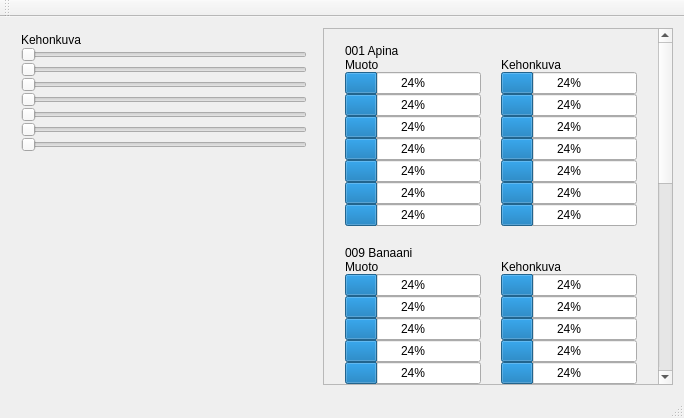
Qt form mainwindow.ui (ismotee/olentoStatistics) before a commit.
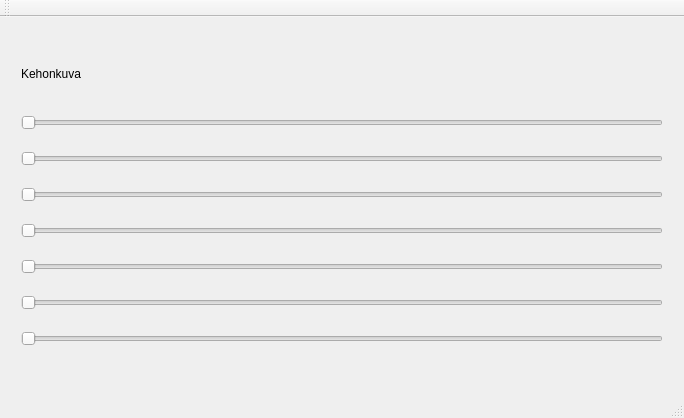
The same form after that commit.

The edit to the form file:
```diff
--- a/mainwindow.ui
+++ b/mainwindow.ui
@@ -16,111 +16,6 @@
   <widget class="QWidget" name="centralWidget">
    <layout class="QGridLayout" name="gridLayout_5">
     <item row="0" column="0">
-     <layout class="QVBoxLayout" name="inputLayout">
-      <property name="spacing">
-       <number>0</number>
-      </property>
-      <property name="sizeConstraint">
-       <enum>QLayout::SetDefaultConstraint</enum>
-      </property>
-      <property name="leftMargin">
-       <number>10</number>
-      </property>
-      <property name="topMargin">
-       <number>5</number>
-      </property>
-      <property name="rightMargin">
-       <number>10</number>
-      </property>
-      <property name="bottomMargin">
-       <number>10</number>
-      </property>
-      <item>
-       <widget class="QLabel" name="inputLabel">
-        <property name="maximumSize">
-         <size>
-          <width>16777215</width>
-          <height>40</height>
-         </size>
-        </property>
-        <property name="text">
-         <string>Kehonkuva</string>
-        </property>
-       </widget>
-      </item>
-      <item>
-       <widget class="QSlider" name="inputSlider">
-        <property name="toolTip">
-         <string>Pää</string>
-        </property>
-        <property name="orientation">
-         <enum>Qt::Horizontal</enum>
-        </property>
-       </widget>
-      </item>
-      <item>
-       <widget class="QSlider" name="inputSlider_2">
-        <property name="toolTip">
-         <string>Hartiat</string>
-        </property>
-        <property name="orientation">
-         <enum>Qt::Horizontal</enum>
-        </property>
-       </widget>
-      </item>
-      <item>
-       <widget class="QSlider" name="inputSlider_3">
-        <property name="toolTip">
-         <string>Rintakehä</string>
-        </property>
-        <property name="orientation">
-         <enum>Qt::Horizontal</enum>
-        </property>
-       </widget>
-      </item>
-      <item>
-       <widget class="QSlider" name="inputSlider_4">
-        <property name="toolTip">
-         <string>Vatsa</string>
-        </property>
-        <property name="orientation">
-         <enum>Qt::Horizontal</enum>
-        </property>
-       </widget>
-      </item>
-      <item>
-       <widget class="QSlider" name="inputSlider_5">
-        <property name="toolTip">
-         <string>Selkä</string>
-        </property>
-        <property name="orientation">
-         <enum>Qt::Horizontal</enum>
-        </property>
-       </widget>
-      </item>
-      <item>
-       <widget class="QSlider" name="inputSlider_6">
-        <property name="toolTip">
-         <string>Kädet</string>
-        </property>
-        <property name="orientation">
-         <enum>Qt::Horizontal</enum>
-        </property>
-       </widget>
-      </item>
-      <item>
-       <widget class="QSlider" name="inputSlider_7">
-        <property name="toolTip">
-         <string>Jalat</string>
-        </property>
-        <property name="orientation">
-         <enum>Qt::Horizontal</enum>
-        </property>
-       </widget>
-      </item>
-     </layout>
-    </item>
-    <item row="1" column="0">
      <spacer name="verticalSpacer_4">
       <property name="orientation">
        <enum>Qt::Vertical</enum>
@@ -136,682 +31,114 @@
       </property>
      </spacer>
     </item>
-    <item row="0" column="1" rowspan="2">
-     <widget class="QScrollArea" name="scrollArea">
-      <property name="minimumSize">
-       <size>
-        <width>350</width>
-        <height>0</height>
-       </size>
-      </property>
-      <property name="widgetResizable">
-       <bool>true</bool>
-      </property>
-      <widget class="QWidget" name="scrollAreaWidgetContents">
-       <property name="geometry">
-        <rect>
-         <x>0</x>
-         <y>0</y>
-         <width>333</width>
-         <height>714</height>
-        </rect>
-       </property>
-       <layout class="QGridLayout" name="gridLayout_3">
-        <item row="8" column="1">
-         <layout class="QGridLayout" name="kappaleView_3">
-          <property name="leftMargin">
-           <number>10</number>
+    <item row="0" column="1">
+     <layout class="QHBoxLayout" name="horizontalLayout">
+      <item>
+       <layout class="QVBoxLayout" name="inputLayout">
+        <property name="spacing">
+         <number>0</number>
+        </property>
+        <property name="sizeConstraint">
+         <enum>QLayout::SetDefaultConstraint</enum>
+        </property>
+        <property name="leftMargin">
+         <number>10</number>
+        </property>
+        <property name="topMargin">
+         <number>5</number>
+        </property>
+        <property name="rightMargin">
+         <number>10</number>
+        </property>
+        <property name="bottomMargin">
+         <number>10</number>
+        </property>
+        <item>
+         <widget class="QLabel" name="inputLabel">
+          <property name="maximumSize">
+           <size>
+            <width>16777215</width>
+            <height>40</height>
+           </size>
           </property>
-          <property name="topMargin">
-           <number>4</number>
+          <property name="text">
+           <string>Kehonkuva</string>
           </property>
-          <property name="rightMargin">
-           <number>10</number>
+         </widget>
+        </item>
+        <item>
+         <widget class="QSlider" name="inputSlider">
+          <property name="toolTip">
+           <string>Pää</string>
           </property>
-          <property name="bottomMargin">
-           <number>10</number>
+          <property name="orientation">
+           <enum>Qt::Horizontal</enum>
           </property>
-          <property name="spacing">
-           <number>0</number>
-          </property>
-          <item row="2" column="2">
-           <widget class="QProgressBar" name="progressBar_29">
-            <property name="value">
-             <number>24</number>
-            </property>
-           </widget>
-          </item>
-          <item row="5" column="2">
-           <widget class="QProgressBar" name="progressBar_30">
-            <property name="value">
-             <number>24</number>
-            </property>
-           </widget>
-          </item>
-          <item row="7" column="2">
-           <widget class="QProgressBar" name="progressBar_31">
-            <property name="value">
-             <number>24</number>
-            </property>
-           </widget>
-          </item>
-          <item row="6" column="2">
-           <widget class="QProgressBar" name="progressBar_32">
-            <property name="value">
-             <number>24</number>
-            </property>
-           </widget>
-          </item>
-          <item row="4" column="2">
-           <widget class="QProgressBar" name="progressBar_33">
-            <property name="value">
-             <number>24</number>
-            </property>
-           </widget>
-          </item>
-          <item row="1" column="1">
-           <spacer name="verticalSpacer_3">
-            <property name="orientation">
-             <enum>Qt::Vertical</enum>
-            </property>
-            <property name="sizeHint" stdset="0">
-             <size>
-              <width>20</width>
-              <height>40</height>
-             </size>
-            </property>
-           </spacer>
-          </item>
-          <item row="1" column="2">
-           <widget class="QLabel" name="kehoLabel_3">
-            <property name="maximumSize">
-             <size>
-              <width>16777215</width>
-              <height>30</height>
-             </size>
-            </property>
-            <property name="text">
-             <string>Kehonkuva</string>
-            </property>
-           </widget>
-          </item>
-          <item row="8" column="2">
-           <widget class="QProgressBar" name="progressBar_34">
-            <property name="value">
-             <number>24</number>
-            </property>
-           </widget>
-          </item>
-          <item row="3" column="0">
-           <widget class="QProgressBar" name="progressBar_35">
-            <property name="value">
-             <number>24</number>
-            </property>
-           </widget>
-          </item>
-          <item row="8" column="0">
-           <widget class="QProgressBar" name="progressBar_36">
-            <property name="value">
-             <number>24</number>
-            </property>
-           </widget>
-          </item>
-          <item row="6" column="0">
-           <widget class="QProgressBar" name="progressBar_37">
-            <property name="value">
-             <number>24</number>
-            </property>
-           </widget>
-          </item>
-          <item row="1" column="0">
-           <widget class="QLabel" name="muotoLabel_3">
-            <property name="maximumSize">
-             <size>
-              <width>16777215</width>
-              <height>30</height>
-             </size>
-            </property>
-            <property name="text">
-             <string>Muoto</string>
-            </property>
-           </widget>
-          </item>
-          <item row="7" column="0">
-           <widget class="QProgressBar" name="progressBar_38">
-            <property name="value">
-             <number>24</number>
-            </property>
-           </widget>
-          </item>
-          <item row="3" column="2">
-           <widget class="QProgressBar" name="progressBar_39">
-            <property name="value">
-             <number>24</number>
-            </property>
-           </widget>
-          </item>
-          <item row="5" column="0">
-           <widget class="QProgressBar" name="progressBar_40">
-            <property name="value">
-             <number>24</number>
-            </property>
-           </widget>
-          </item>
-          <item row="2" column="0">
-           <widget class="QProgressBar" name="progressBar_41">
-            <property name="value">
-             <number>24</number>
-            </property>
-           </widget>
-          </item>
-          <item row="4" column="0">
-           <widget class="QProgressBar" name="progressBar_42">
-            <property name="value">
-             <number>24</number>
-            </property>
-           </widget>
-          </item>
-          <item row="0" column="0" colspan="2">
-           <widget class="QLabel" name="idJaNimiLabel_3">
-            <property name="text">
-             <string>623 Ceylon</string>
-            </property>
-           </widget>
-          </item>
-         </layout>
+         </widget>
         </item>
-        <item row="0" column="1">
-         <layout class="QGridLayout" name="kappaleView">
-          <property name="leftMargin">
-           <number>10</number>
+        <item>
+         <widget class="QSlider" name="inputSlider_2">
+          <property name="toolTip">
+           <string>Hartiat</string>
           </property>
-          <property name="topMargin">
-           <number>4</number>
+          <property name="orientation">
+           <enum>Qt::Horizontal</enum>
           </property>
-          <property name="rightMargin">
-           <number>10</number>
+         </widget>
+        </item>
+        <item>
+         <widget class="QSlider" name="inputSlider_3">
+          <property name="toolTip">
+           <string>Rintakehä</string>
           </property>
-          <property name="bottomMargin">
-           <number>10</number>
+          <property name="orientation">
+           <enum>Qt::Horizontal</enum>
           </property>
-          <property name="spacing">
-           <number>0</number>
-          </property>
-          <item row="2" column="2">
-           <widget class="QProgressBar" name="progressBar_8">
-            <property name="value">
-             <number>24</number>
-            </property>
-           </widget>
-          </item>
-          <item row="5" column="2">
-           <widget class="QProgressBar" name="progressBar_11">
-            <property name="value">
-             <number>24</number>
-            </property>
-           </widget>
-          </item>
-          <item row="7" column="2">
-           <widget class="QProgressBar" name="progressBar_13">
-            <property name="value">
-             <number>24</number>
-            </property>
-           </widget>
-          </item>
-          <item row="6" column="2">
-           <widget class="QProgressBar" name="progressBar_12">
-            <property name="value">
-             <number>24</number>
-            </property>
-           </widget>
-          </item>
-          <item row="4" column="2">
-           <widget class="QProgressBar" name="progressBar_10">
-            <property name="value">
-             <number>24</number>
-            </property>
-           </widget>
-          </item>
-          <item row="1" column="1">
-           <spacer name="verticalSpacer">
-            <property name="orientation">
-             <enum>Qt::Vertical</enum>
-            </property>
-            <property name="sizeHint" stdset="0">
-             <size>
-              <width>20</width>
-              <height>40</height>
-             </size>
-            </property>
-           </spacer>
-          </item>
-          <item row="1" column="2">
-           <widget class="QLabel" name="kehoLabel">
-            <property name="maximumSize">
-             <size>
-              <width>16777215</width>
-              <height>30</height>
-             </size>
-            </property>
-            <property name="text">
-             <string>Kehonkuva</string>
-            </property>
-           </widget>
-          </item>
-          <item row="8" column="2">
-           <widget class="QProgressBar" name="progressBar_14">
-            <property name="value">
-             <number>24</number>
-            </property>
-           </widget>
-          </item>
-          <item row="3" column="0">
-           <widget class="QProgressBar" name="progressBar_2">
-            <property name="value">
-             <number>24</number>
-            </property>
-           </widget>
-          </item>
-          <item row="8" column="0">
-           <widget class="QProgressBar" name="progressBar_7">
-            <property name="value">
-             <number>24</number>
-            </property>
-           </widget>
-          </item>
-          <item row="6" column="0">
-           <widget class="QProgressBar" name="progressBar_5">
-            <property name="value">
-             <number>24</number>
-            </property>
-           </widget>
-          </item>
-          <item row="1" column="0">
-           <widget class="QLabel" name="muotoLabel">
-            <property name="maximumSize">
-             <size>
-              <width>16777215</width>
-              <height>30</height>
-             </size>
-            </property>
-            <property name="text">
-             <string>Muoto</string>
-            </property>
-           </widget>
-          </item>
-          <item row="7" column="0">
-           <widget class="QProgressBar" name="progressBar_6">
-            <property name="value">
-             <number>24</number>
-            </property>
-           </widget>
-          </item>
-          <item row="3" column="2">
-           <widget class="QProgressBar" name="progressBar_9">
-            <property name="value">
-             <number>24</number>
-            </property>
-           </widget>
-          </item>
-          <item row="5" column="0">
-           <widget class="QProgressBar" name="progressBar_4">
-            <property name="value">
-             <number>24</number>
-            </property>
-           </widget>
-          </item>
-          <item row="2" column="0">
-           <widget class="QProgressBar" name="progressBar">
-            <property name="value">
-             <number>24</number>
-            </property>
-           </widget>
-          </item>
-          <item row="4" column="0">
-           <widget class="QProgressBar" name="progressBar_3">
-            <property name="value">
-             <number>24</number>
-            </property>
-           </widget>
-          </item>
-          <item row="0" column="0" colspan="2">
-           <widget class="QLabel" name="idJaNimiLabel">
-            <property name="text">
-             <string>001 Apina</string>
-            </property>
-           </widget>
-          </item>
-         </layout>
+         </widget>
         </item>
-        <item row="7" column="1">
-         <layout class="QGridLayout" name="kappaleView_2">
-          <property name="leftMargin">
-           <number>10</number>
+        <item>
+         <widget class="QSlider" name="inputSlider_4">
+          <property name="toolTip">
+           <string>Vatsa</string>
           </property>
-          <property name="topMargin">
-           <number>4</number>
+          <property name="orientation">
+           <enum>Qt::Horizontal</enum>
           </property>
-          <property name="rightMargin">
-           <number>10</number>
+         </widget>
+        </item>
+        <item>
+         <widget class="QSlider" name="inputSlider_5">
+          <property name="toolTip">
+           <string>Selkä</string>
           </property>
-          <property name="bottomMargin">
-           <number>10</number>
+          <property name="orientation">
+           <enum>Qt::Horizontal</enum>
           </property>
-          <property name="spacing">
-           <number>0</number>
-          </property>
-          <item row="2" column="2">
-           <widget class="QProgressBar" name="progressBar_15">
-            <property name="value">
-             <number>24</number>
-            </property>
-           </widget>
-          </item>
-          <item row="5" column="2">
-           <widget class="QProgressBar" name="progressBar_16">
-            <property name="value">
-             <number>24</number>
-            </property>
-           </widget>
-          </item>
-          <item row="7" column="2">
-           <widget class="QProgressBar" name="progressBar_17">
-            <property name="value">
-             <number>24</number>
-            </property>
-           </widget>
-          </item>
-          <item row="6" column="2">
-           <widget class="QProgressBar" name="progressBar_18">
-            <property name="value">
-             <number>24</number>
-            </property>
-           </widget>
-          </item>
-          <item row="4" column="2">
-           <widget class="QProgressBar" name="progressBar_19">
-            <property name="value">
-             <number>24</number>
-            </property>
-           </widget>
-          </item>
-          <item row="1" column="1">
-           <spacer name="verticalSpacer_2">
-            <property name="orientation">
-             <enum>Qt::Vertical</enum>
-            </property>
-            <property name="sizeHint" stdset="0">
-             <size>
-              <width>20</width>
-              <height>40</height>
-             </size>
-            </property>
-           </spacer>
-          </item>
-          <item row="1" column="2">
-           <widget class="QLabel" name="kehoLabel_2">
-            <property name="maximumSize">
-             <size>
-              <width>16777215</width>
-              <height>30</height>
-             </size>
-            </property>
-            <property name="text">
-             <string>Kehonkuva</string>
-            </property>
-           </widget>
-          </item>
-          <item row="8" column="2">
-           <widget class="QProgressBar" name="progressBar_20">
-            <property name="value">
-             <number>24</number>
-            </property>
-           </widget>
-          </item>
-          <item row="3" column="0">
-           <widget class="QProgressBar" name="progressBar_21">
-            <property name="value">
-             <number>24</number>
-            </property>
-           </widget>
-          </item>
-          <item row="8" column="0">
-           <widget class="QProgressBar" name="progressBar_22">
-            <property name="value">
-             <number>24</number>
-            </property>
-           </widget>
-          </item>
-          <item row="6" column="0">
-           <widget class="QProgressBar" name="progressBar_23">
-            <property name="value">
-             <number>24</number>
-            </property>
-           </widget>
-          </item>
-          <item row="1" column="0">
-           <widget class="QLabel" name="muotoLabel_2">
-            <property name="maximumSize">
-             <size>
-              <width>16777215</width>
-              <height>30</height>
-             </size>
-            </property>
-            <property name="text">
-             <string>Muoto</string>
-            </property>
-           </widget>
-          </item>
-          <item row="7" column="0">
-           <widget class="QProgressBar" name="progressBar_24">
-            <property name="value">
-             <number>24</number>
-            </property>
-           </widget>
-          </item>
-          <item row="3" column="2">
-           <widget class="QProgressBar" name="progressBar_25">
-            <property name="value">
-             <number>24</number>
-            </property>
-           </widget>
-          </item>
-          <item row="5" column="0">
-           <widget class="QProgressBar" name="progressBar_26">
-            <property name="value">
-             <number>24</number>
-            </property>
-           </widget>
-          </item>
-          <item row="2" column="0">
-           <widget class="QProgressBar" name="progressBar_27">
-            <property name="value">
-             <number>24</number>
-            </property>
-           </widget>
-          </item>
-          <item row="4" column="0">
-           <widget class="QProgressBar" name="progressBar_28">
-            <property name="value">
-             <number>24</number>
-            </property>
-           </widget>
-          </item>
-          <item row="0" column="0" colspan="2">
-           <widget class="QLabel" name="idJaNimiLabel_2">
-            <property name="text">
-             <string>009 Banaani</string>
-            </property>
-           </widget>
-          </item>
-         </layout>
+         </widget>
         </item>
-        <item row="9" column="1">
-         <layout class="QGridLayout" name="kappaleView_4">
-          <property name="leftMargin">
-           <number>10</number>
+        <item>
+         <widget class="QSlider" name="inputSlider_6">
+          <property name="toolTip">
+           <string>Kädet</string>
           </property>
-          <property name="topMargin">
-           <number>4</number>
+          <property name="orientation">
+           <enum>Qt::Horizontal</enum>
           </property>
-          <property name="rightMargin">
-           <number>10</number>
+         </widget>
+        </item>
+        <item>
+         <widget class="QSlider" name="inputSlider_7">
+          <property name="toolTip">
+           <string>Jalat</string>
           </property>
-          <property name="bottomMargin">
-           <number>10</number>
+          <property name="orientation">
+           <enum>Qt::Horizontal</enum>
           </property>
-          <property name="spacing">
-           <number>0</number>
-          </property>
-          <item row="2" column="2">
-           <widget class="QProgressBar" name="progressBar_43">
-            <property name="value">
-             <number>24</number>
-            </property>
-           </widget>
-          </item>
-          <item row="5" column="2">
-           <widget class="QProgressBar" name="progressBar_44">
-            <property name="value">
-             <number>24</number>
-            </property>
-           </widget>
-          </item>
-          <item row="7" column="2">
-           <widget class="QProgressBar" name="progressBar_45">
-            <property name="value">
-             <number>24</number>
-            </property>
-           </widget>
-          </item>
-          <item row="6" column="2">
-           <widget class="QProgressBar" name="progressBar_46">
-            <property name="value">
-             <number>24</number>
-            </property>
-           </widget>
-          </item>
-          <item row="4" column="2">
-           <widget class="QProgressBar" name="progressBar_47">
-            <property name="value">
-             <number>24</number>
-            </property>
-           </widget>
-          </item>
-          <item row="1" column="1">
-           <spacer name="verticalSpacer_5">
-            <property name="orientation">
-             <enum>Qt::Vertical</enum>
-            </property>
-            <property name="sizeHint" stdset="0">
-             <size>
-              <width>20</width>
-              <height>40</height>
-             </size>
-            </property>
-           </spacer>
-          </item>
-          <item row="1" column="2">
-           <widget class="QLabel" name="kehoLabel_4">
-            <property name="maximumSize">
-             <size>
-              <width>16777215</width>
-              <height>30</height>
-             </size>
-            </property>
-            <property name="text">
-             <string>Kehonkuva</string>
-            </property>
-           </widget>
-          </item>
-          <item row="8" column="2">
-           <widget class="QProgressBar" name="progressBar_48">
-            <property name="value">
-             <number>24</number>
-            </property>
-           </widget>
-          </item>
-          <item row="3" column="0">
-           <widget class="QProgressBar" name="progressBar_49">
-            <property name="value">
-             <number>24</number>
-            </property>
-           </widget>
-          </item>
-          <item row="8" column="0">
-           <widget class="QProgressBar" name="progressBar_50">
-            <property name="value">
-             <number>24</number>
-            </property>
-           </widget>
-          </item>
-          <item row="6" column="0">
-           <widget class="QProgressBar" name="progressBar_51">
-            <property name="value">
-             <number>24</number>
-            </property>
-           </widget>
-          </item>
-          <item row="1" column="0">
-           <widget class="QLabel" name="muotoLabel_4">
-            <property name="maximumSize">
-             <size>
-              <width>16777215</width>
-              <height>30</height>
-             </size>
-            </property>
-            <property name="text">
-             <string>Muoto</string>
-            </property>
-           </widget>
-          </item>
-          <item row="7" column="0">
-           <widget class="QProgressBar" name="progressBar_52">
-            <property name="value">
-             <number>24</number>
-            </property>
-           </widget>
-          </item>
-          <item row="3" column="2">
-           <widget class="QProgressBar" name="progressBar_53">
-            <property name="value">
-             <number>24</number>
-            </property>
-           </widget>
-          </item>
-          <item row="5" column="0">
-           <widget class="QProgressBar" name="progressBar_54">
-            <property name="value">
-             <number>24</number>
-            </property>
-           </widget>
-          </item>
-          <item row="2" column="0">
-           <widget class="QProgressBar" name="progressBar_55">
-            <property name="value">
-             <number>24</number>
-            </property>
-           </widget>
-          </item>
-          <item row="4" column="0">
-           <widget class="QProgressBar" name="progressBar_56">
-            <property name="value">
-             <number>24</number>
-            </property>
-           </widget>
-          </item>
-          <item row="0" column="0" colspan="2">
-           <widget class="QLabel" name="idJaNimiLabel_4">
-            <property name="text">
-             <string>331Derivaatta</string>
-            </property>
-           </widget>
-          </item>
-         </layout>
+         </widget>
         </item>
        </layout>
-      </widget>
-     </widget>
+      </item>
+     </layout>
     </item>
    </layout>
   </widget>
```
Left out of the diff: 4 changed lines with no effect on the pictures.
